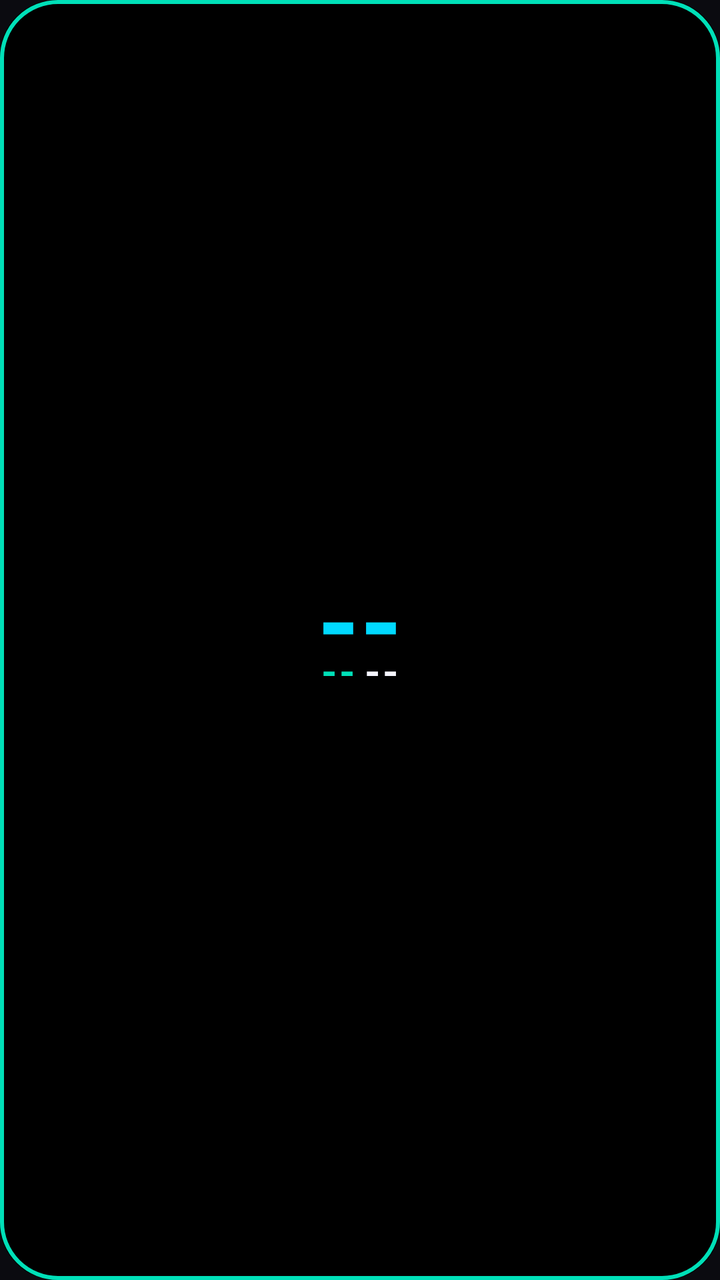
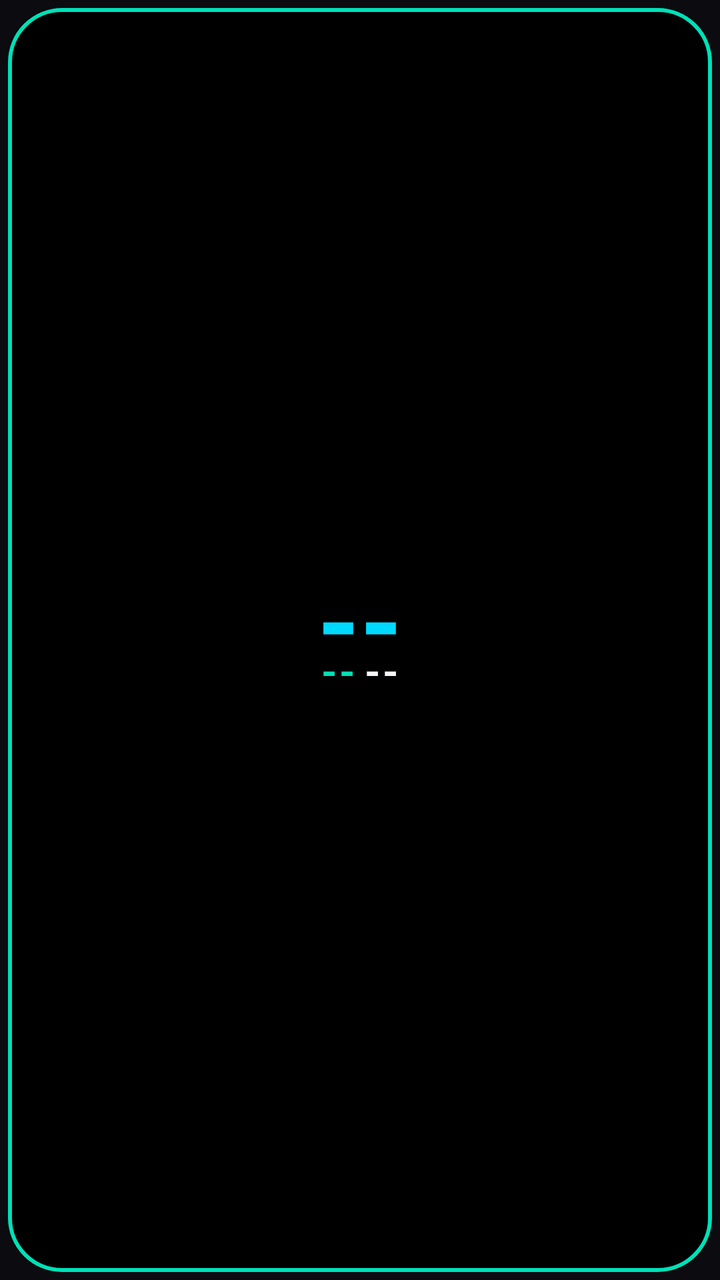

Two renders of the same Android screen: before a commit and after it. Below are the layout's source before the change and the commit's diff.
<!-- AndroidManifest.xml: application theme Theme.TodayWidget -->
<!-- res/layout/widget_date.xml -->
<?xml version="1.0" encoding="utf-8"?>
<LinearLayout xmlns:android="http://schemas.android.com/apk/res/android"
    android:id="@+id/dateWidgetRoot"
    android:layout_width="match_parent"
    android:layout_height="match_parent"
    android:orientation="vertical"
    android:gravity="center"
    android:background="@drawable/widget_outline_background"
    android:padding="0dp">

    
    <TextView
        android:id="@+id/dayText"
        android:layout_width="wrap_content"
        android:layout_height="wrap_content"
        android:includeFontPadding="false"
        android:textColor="@color/retro_cyan"
        android:textSize="54sp"
        android:textStyle="bold"
        android:text="--" />

    <LinearLayout
        android:id="@+id/headerRow"
        android:layout_width="wrap_content"
        android:layout_height="wrap_content"
        android:layout_marginTop="-20dp"
        android:layout_marginBottom="11dp"
        android:orientation="horizontal"
        android:gravity="center_vertical">

        <TextView
            android:id="@+id/weekdayText"
            android:layout_width="wrap_content"
            android:layout_height="wrap_content"
            android:includeFontPadding="false"
            android:textColor="@color/retro_teal"
            android:textSize="20sp"
            android:textStyle="bold"
            android:letterSpacing="0.04"
            android:text="--" />

        <TextView
            android:layout_width="4dp"
            android:layout_height="wrap_content"
            android:text="" />

        <TextView
            android:id="@+id/monthText"
            android:layout_width="wrap_content"
            android:layout_height="wrap_content"
            android:includeFontPadding="false"
            android:textColor="@color/retro_white"
            android:textSize="20sp"
            android:textStyle="bold"
            android:letterSpacing="0.04"
            android:text="--" />

    </LinearLayout>

</LinearLayout>
<!-- resources referenced by this layout -->
<resources>
  <color name="retro_cyan">#00D9FF</color>
  <color name="retro_teal">#00E0B8</color>
  <color name="retro_white">#F5F5FF</color>
  <!-- drawable widget_outline_background (drawable) -->
  <?xml version="1.0" encoding="utf-8"?>
  <layer-list xmlns:android="http://schemas.android.com/apk/res/android">
      <item>
          <shape android:shape="rectangle">
              <solid android:color="@color/black" />
              <corners android:radius="@dimen/widget_corner_radius" />
          </shape>
      </item>
      <item>
          <shape android:shape="rectangle">
              <stroke
                  android:width="2dp"
                  android:color="@color/retro_teal" />
              <corners android:radius="@dimen/widget_corner_radius" />
          </shape>
      </item>
  </layer-list>
  <style name="Theme.TodayWidget" parent="Theme.MaterialComponents.NoActionBar">
          <item name="colorPrimary">@color/retro_teal</item>
          <item name="colorPrimaryDark">@color/black</item>
          <item name="colorAccent">@color/retro_cyan</item>
          <item name="android:windowBackground">@color/widget_bg</item>
          <item name="android:textColorPrimary">@color/retro_white</item>
          <item name="android:textColorSecondary">@color/retro_white</item>
      </style>
  <color name="black">#000000</color>
  <dimen name="widget_corner_radius">20dp</dimen>
  <color name="widget_bg">#0B0B10</color>
</resources>

<!-- the commit's change to res/layout/widget_date.xml (unified diff, before → after) -->
@@ -5,7 +5,7 @@
     android:layout_height="match_parent"
     android:orientation="vertical"
     android:gravity="center"
-    android:background="@drawable/widget_outline_background"
+    android:background="@drawable/widget_outline_background_r26_inset"
     android:padding="0dp">
 
     
<!-- resource entries referenced after the edit -->
@@ -3,23 +3,15 @@
   <color name="retro_cyan">#00D9FF</color>
   <color name="retro_teal">#00E0B8</color>
   <color name="retro_white">#F5F5FF</color>
-  <!-- drawable widget_outline_background (drawable) -->
+  <!-- drawable widget_outline_background_r26_inset (drawable) -->
   <?xml version="1.0" encoding="utf-8"?>
   <layer-list xmlns:android="http://schemas.android.com/apk/res/android">
-      <item>
-          <shape android:shape="rectangle">
-              <solid android:color="@color/black" />
-              <corners android:radius="@dimen/widget_corner_radius" />
-          </shape>
-      </item>
-      <item>
-          <shape android:shape="rectangle">
-              <stroke
-                  android:width="2dp"
-                  android:color="@color/retro_teal" />
-              <corners android:radius="@dimen/widget_corner_radius" />
-          </shape>
-      </item>
+      <item
+          android:drawable="@drawable/widget_outline_background_r26"
+          android:left="4dp"
+          android:top="4dp"
+          android:right="4dp"
+          android:bottom="4dp" />
   </layer-list>
   <style name="Theme.TodayWidget" parent="Theme.MaterialComponents.NoActionBar">
           <item name="colorPrimary">@color/retro_teal</item>
@@ -29,8 +21,25 @@
           <item name="android:textColorPrimary">@color/retro_white</item>
           <item name="android:textColorSecondary">@color/retro_white</item>
       </style>
+  <!-- drawable widget_outline_background_r26 (drawable) -->
+  <?xml version="1.0" encoding="utf-8"?>
+  <layer-list xmlns:android="http://schemas.android.com/apk/res/android">
+      <item>
+          <shape android:shape="rectangle">
+              <solid android:color="@color/black" />
+              <corners android:radius="26dp" />
+          </shape>
+      </item>
+      <item>
+          <shape android:shape="rectangle">
+              <stroke
+                  android:width="2dp"
+                  android:color="@color/retro_teal" />
+              <corners android:radius="26dp" />
+          </shape>
+      </item>
+  </layer-list>
   <color name="black">#000000</color>
-  <dimen name="widget_corner_radius">20dp</dimen>
   <color name="widget_bg">#0B0B10</color>
 </resources>
 
